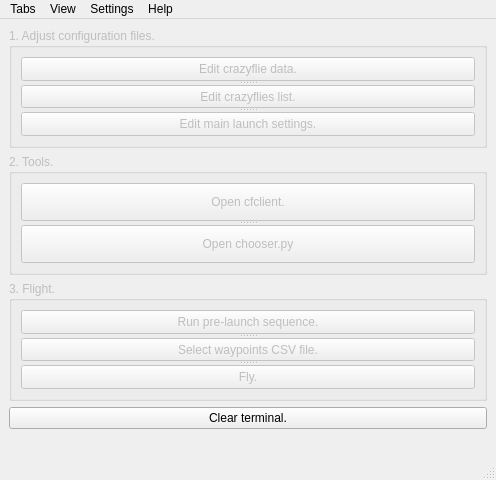
Qt form crazyGUI_mainWindow.ui (santiagorg2401/crazyGUI) before a commit.
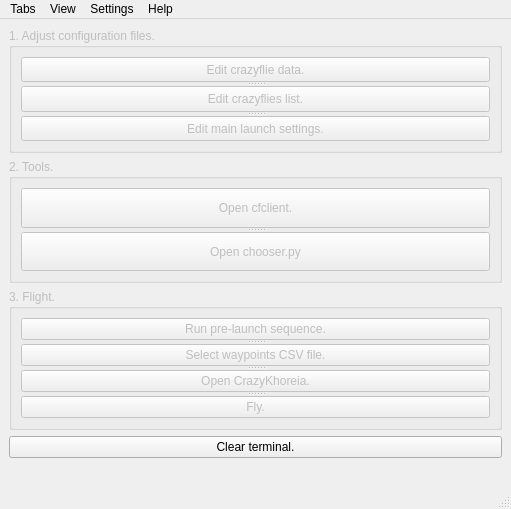
The same form after that commit. Icons and pictures are not drawn.

Commit message: New widget for CrazyKhoreia tools, a cool dark theme style was applied and 2 buttons from the new Widget implemented.

```diff
--- a/crazyGUI_mainWindow.ui
+++ b/crazyGUI_mainWindow.ui
@@ -7,8 +7,8 @@
    <rect>
     <x>0</x>
     <y>0</y>
-    <width>496</width>
-    <height>480</height>
+    <width>511</width>
+    <height>509</height>
    </rect>
   </property>
   <property name="windowTitle">
@@ -108,6 +108,11 @@
          </widget>
          <widget class="QPushButton" name="pushButton3_2">
           <property name="text">
+           <string>Open CrazyKhoreia.</string>
+          </property>
+         </widget>
+         <widget class="QPushButton" name="pushButton3_3">
+          <property name="text">
            <string>Fly.</string>
           </property>
          </widget>
@@ -145,7 +150,7 @@
     <rect>
      <x>0</x>
      <y>0</y>
-     <width>496</width>
+     <width>511</width>
      <height>22</height>
     </rect>
    </property>
```
The commit also changes 4 other files.
